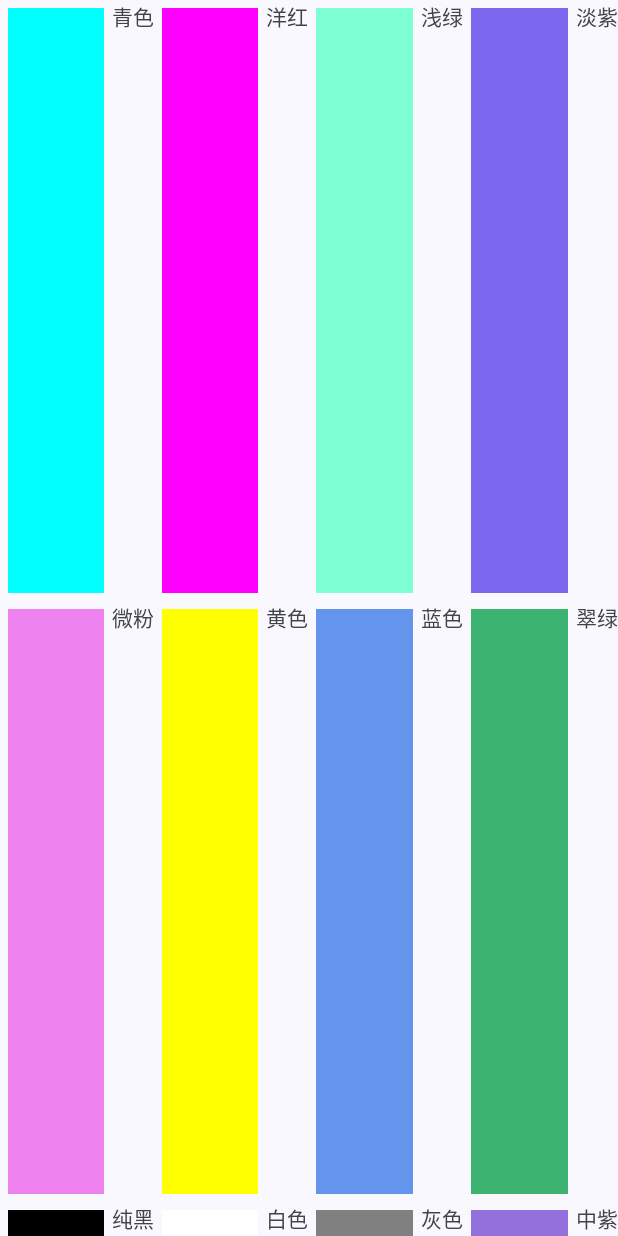
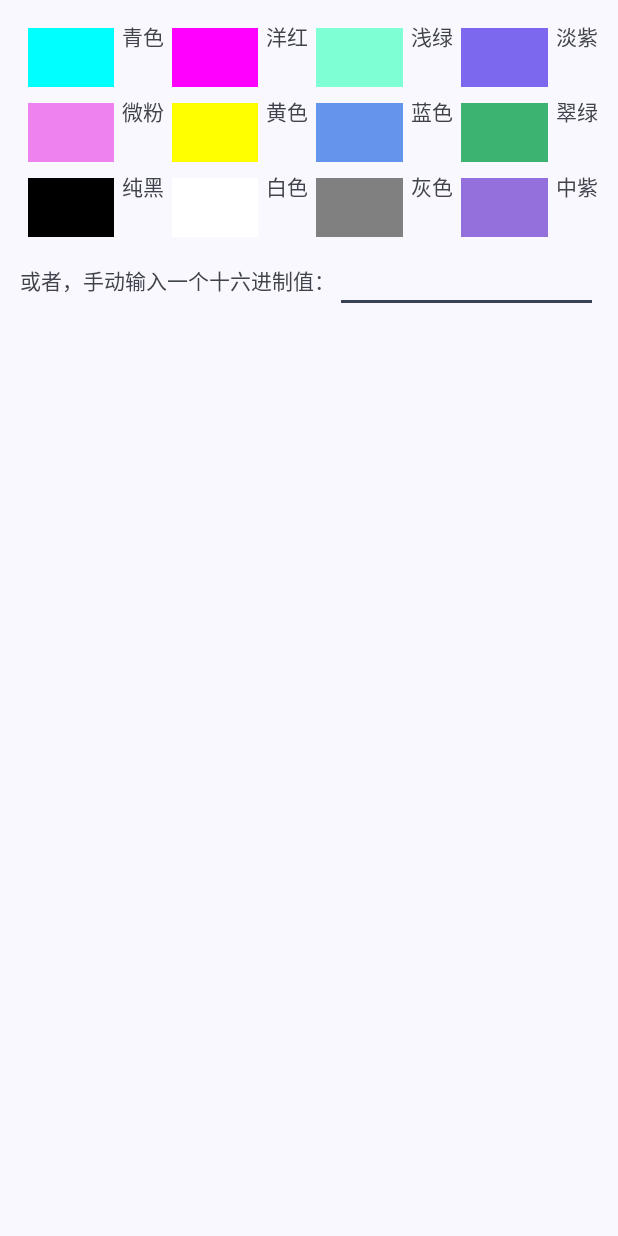
Before and after one commit to SteveWorkshop/Andromeda, an Android app: the layout flyout_simple_color_picker.xml on its own in the app's theme, with its tools: preview values and no code run, on a phone screen of 412 x 824 dp. Run offline under Robolectric (Android 15) with nearby library versions, the phone set to English and light mode, and no system bars.

Commit message:
add color picker

```diff
--- a/app/src/main/res/layout/flyout_simple_color_picker.xml
+++ b/app/src/main/res/layout/flyout_simple_color_picker.xml
@@ -2,12 +2,12 @@
 <LinearLayout xmlns:android="http://schemas.android.com/apk/res/android"
     android:orientation="vertical"
     android:layout_width="match_parent"
-    android:layout_height="wrap_content">
+    android:layout_height="wrap_content"
+    android:padding="20px">
     <LinearLayout
         android:orientation="horizontal"
         android:layout_width="match_parent"
-        android:layout_height="0dp"
-        android:layout_weight="1">
+        android:layout_height="50dp">
         <LinearLayout
             android:layout_width="0dp"
             android:layout_height="match_parent"
@@ -72,8 +72,7 @@
     <LinearLayout
         android:orientation="horizontal"
         android:layout_width="match_parent"
-        android:layout_height="0dp"
-        android:layout_weight="1">
+        android:layout_height="50dp">
         <LinearLayout
             android:layout_width="0dp"
             android:layout_height="match_parent"
@@ -138,8 +137,7 @@
     <LinearLayout
         android:orientation="horizontal"
         android:layout_width="match_parent"
-        android:layout_height="0dp"
-        android:layout_weight="1">
+        android:layout_height="50dp">
         <LinearLayout
             android:layout_width="0dp"
             android:layout_height="match_parent"
```
Also changed, not shown: app/src/main/java/com/example/andromeda/pages/DrawPage.java (+22 -0 lines).
